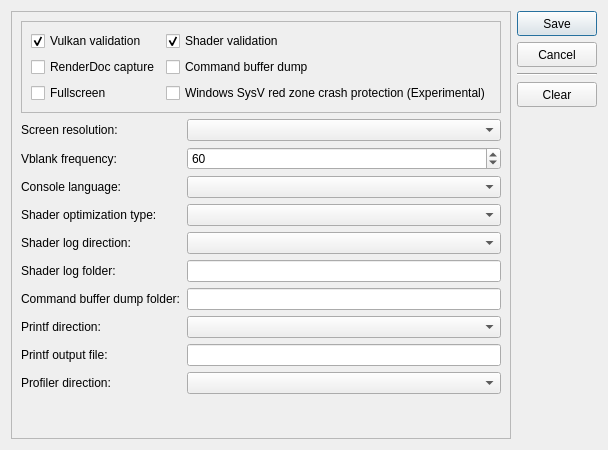
This is src/launcher/forms/configuration_edit_dialog.ui in KytyPS5/KytyPS5 as Qt 5 draws it before an edit. The edited form follows.
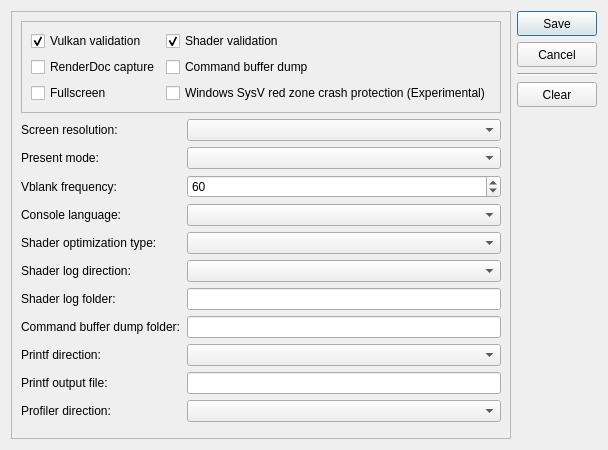
This is the edited form. Custom widgets are drawn as their Qt base class.

Commit message:
graphics: make Vulkan present mode configurable
Expose FIFO, Mailbox, FIFO-relaxed, and Immediate presentation through the CLI and launcher. Select only modes reported by the surface and fall back to FIFO, or another reported mode for a non-conforming driver.

The edit to the form file:
```diff
--- a/src/launcher/forms/configuration_edit_dialog.ui
+++ b/src/launcher/forms/configuration_edit_dialog.ui
@@ -116,13 +116,27 @@
        </widget>
       </item>
       <item row="2" column="0">
+       <widget class="QLabel" name="label_present_mode">
+        <property name="text">
+         <string>Present mode:</string>
+        </property>
+       </widget>
+      </item>
+      <item row="2" column="1">
+       <widget class="QComboBox" name="comboBox_present_mode">
+        <property name="toolTip">
+         <string>FIFO avoids tearing; Mailbox reduces latency; Immediate may tear</string>
+        </property>
+       </widget>
+      </item>
+      <item row="3" column="0">
        <widget class="QLabel" name="label_vblank_frequency">
         <property name="text">
          <string>Vblank frequency:</string>
         </property>
        </widget>
       </item>
-      <item row="2" column="1">
+      <item row="3" column="1">
        <widget class="QSpinBox" name="spinBox_vblank_frequency">
         <property name="toolTip">
          <string>Virtual display refresh rate used for frame pacing</string>
@@ -138,56 +152,56 @@
         </property>
        </widget>
       </item>
-      <item row="3" column="0">
+      <item row="4" column="0">
        <widget class="QLabel" name="label_console_language">
         <property name="text">
          <string>Console language:</string>
         </property>
        </widget>
       </item>
-      <item row="3" column="1">
+      <item row="4" column="1">
        <widget class="QComboBox" name="comboBox_console_language">
         <property name="toolTip">
          <string>Language</string>
         </property>
        </widget>
       </item>
-      <item row="4" column="0">
+      <item row="5" column="0">
        <widget class="QLabel" name="label_20">
         <property name="text">
          <string>Shader optimization type:</string>
         </property>
        </widget>
       </item>
-      <item row="4" column="1">
+      <item row="5" column="1">
        <widget class="QComboBox" name="comboBox_shader_optimization_type">
         <property name="toolTip">
          <string>Optimize shaders for code size or performance</string>
         </property>
        </widget>
       </item>
-      <item row="5" column="0">
+      <item row="6" column="0">
        <widget class="QLabel" name="label_21">
         <property name="text">
          <string>Shader log direction:</string>
         </property>
        </widget>
       </item>
-      <item row="5" column="1">
+      <item row="6" column="1">
        <widget class="QComboBox" name="comboBox_shader_log_direction">
         <property name="toolTip">
          <string>Dump shaders to file or console window. If enabled may decrease emulator performance</string>
         </property>
        </widget>
       </item>
-      <item row="6" column="0">
+      <item row="7" column="0">
        <widget class="QLabel" name="label_22">
         <property name="text">
          <string>Shader log folder:</string>
         </property>
        </widget>
       </item>
-      <item row="6" column="1">
+      <item row="7" column="1">
        <widget class="MandatoryLineEdit" name="lineEdit_shader_log_folder">
         <property name="toolTip">
          <string>Specify directory to dump shaders</string>
@@ -197,14 +211,14 @@
         </property>
        </widget>
       </item>
-      <item row="7" column="0">
+      <item row="8" column="0">
        <widget class="QLabel" name="label_24">
         <property name="text">
          <string>Command buffer dump folder:</string>
         </property>
        </widget>
       </item>
-      <item row="7" column="1">
+      <item row="8" column="1">
        <widget class="MandatoryLineEdit" name="lineEdit_cmd_dump_folder">
         <property name="toolTip">
          <string>Specify directory to dump command buffers</string>
@@ -214,28 +228,28 @@
         </property>
        </widget>
       </item>
-      <item row="8" column="0">
+      <item row="9" column="0">
        <widget class="QLabel" name="label_25">
         <property name="text">
          <string>Printf direction:</string>
         </property>
        </widget>
       </item>
-      <item row="8" column="1">
+      <item row="9" column="1">
        <widget class="QComboBox" name="comboBox_printf_direction">
         <property name="toolTip">
          <string>Print logs to file or console window. If enabled may decrease emulator performance</string>
         </property>
        </widget>
       </item>
-      <item row="9" column="0">
+      <item row="10" column="0">
        <widget class="QLabel" name="label_26">
         <property name="text">
          <string>Printf output file:</string>
         </property>
        </widget>
       </item>
-      <item row="9" column="1">
+      <item row="10" column="1">
        <widget class="MandatoryLineEdit" name="lineEdit_printf_file">
         <property name="toolTip">
          <string>Specify file to dump logs</string>
@@ -245,14 +259,14 @@
         </property>
        </widget>
       </item>
-      <item row="10" column="0">
+      <item row="11" column="0">
        <widget class="QLabel" name="label_27">
         <property name="text">
          <string>Profiler direction:</string>
         </property>
        </widget>
       </item>
-      <item row="10" column="1">
+      <item row="11" column="1">
        <widget class="QComboBox" name="comboBox_profiler_direction">
         <property name="toolTip">
          <string>Enable or disable profiler. If enabled may decrease emulator performance</string>
```
The commit also changes 7 other files.
